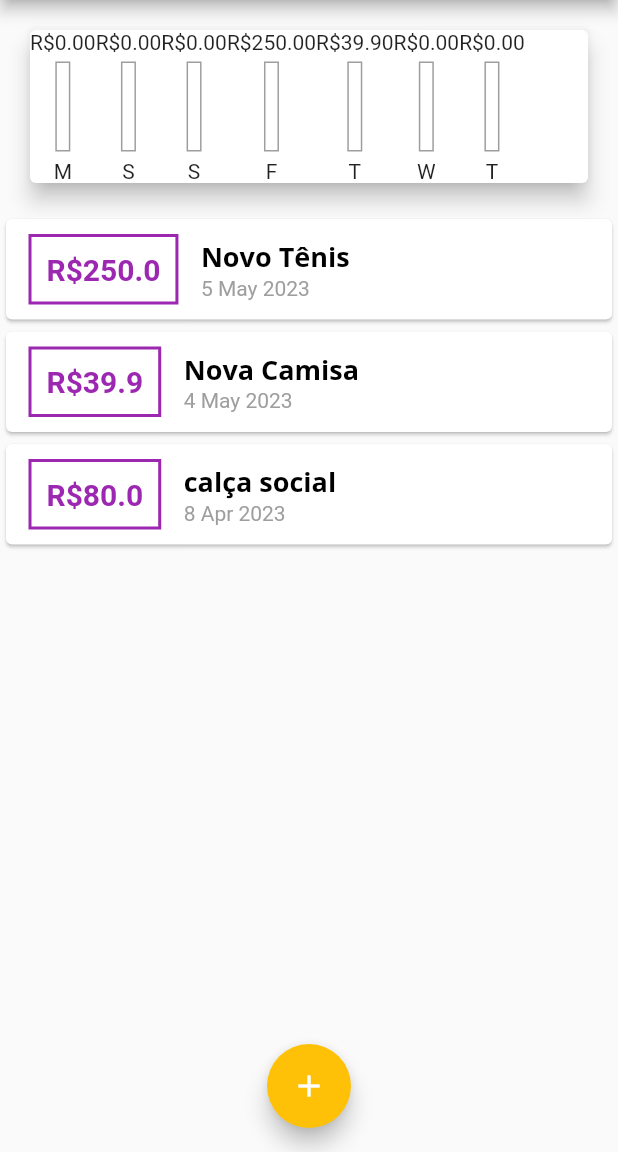
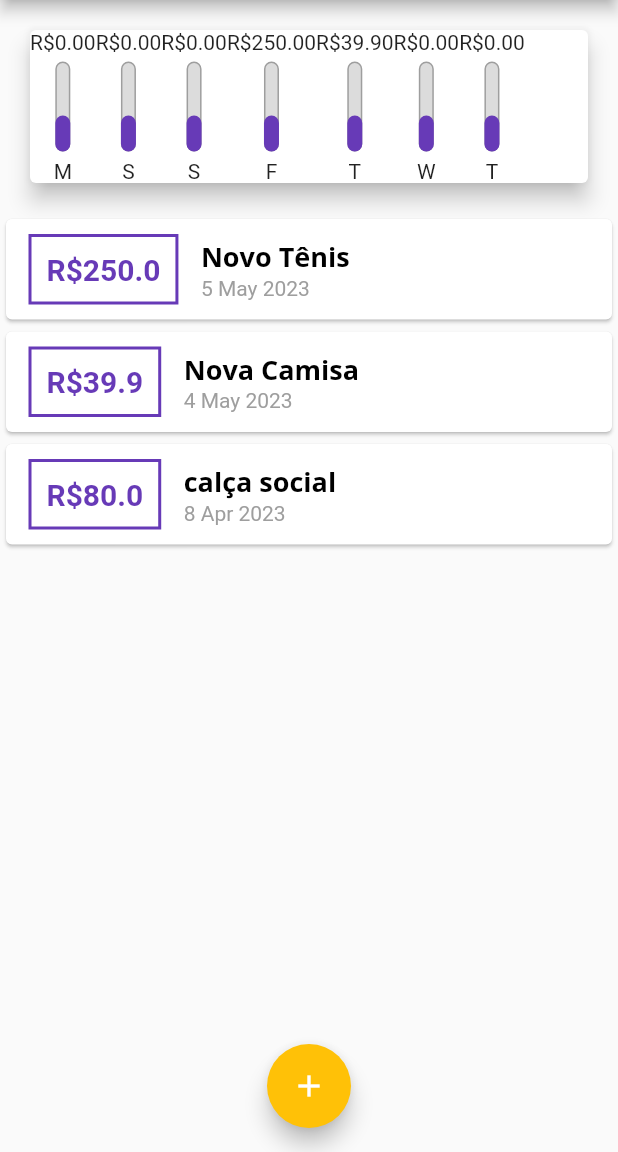
Before and after one commit to Marvingms7/projeto_despesas_pessoais, a Flutter app: the screen it shows after launch, on a phone screen of 412 x 824 dp, the part 84-1236 px from its top. Run offline on Flutter 3.47's test engine with Material 2 defaults, Android fonts, the phone set to English and light mode, and no system bars.

Commit message:
Chart
Alguns ajustes no design

```diff
--- a/lib/components/chart.dart
+++ b/lib/components/chart.dart
@@ -46,7 +46,7 @@ class Chart extends StatelessWidget {
           return ChartBar(
             label: tr['day'] as String,
             value: tr['value'] as double,
-            percentage: 0.0,
+            percentage: 0.4,
           );
         }).toList(),
       ),
--- a/lib/components/chart_bar.dart
+++ b/lib/components/chart_bar.dart
@@ -25,13 +25,25 @@ class ChartBar extends StatelessWidget {
           height: 60,
           width: 10,
           child: Stack(
+            alignment: Alignment.bottomCenter,
             children: [
               Container(
                 decoration: BoxDecoration(
-                    border: Border.all(
-                  color: Colors.grey,
-                  width: 1.0,
-                )),
+                  border: Border.all(
+                    color: Colors.grey,
+                    width: 1.0,
+                  ),
+                  color: const Color.fromRGBO(220, 220, 220, 1),
+                  borderRadius: BorderRadius.circular(5),
+                ),
+              ),
+              FractionallySizedBox(
+                heightFactor: percentage,
+                child: Container(
+                  decoration: BoxDecoration(
+                      color: Theme.of(context).colorScheme.primary,
+                      borderRadius: BorderRadius.circular(5)),
+                ),
               )
             ],
           ),
--- a/lib/components/transaction_form.dart
+++ b/lib/components/transaction_form.dart
@@ -14,11 +14,11 @@ class _TransactionFormState extends State<TransactionForm> {
 
   final valueController = TextEditingController();
 
-  _submitForm(){
+  _submitForm() {
     final title = titleController.text;
     final value = double.tryParse(valueController.text) ?? 0.0;
 
-    if(title.isEmpty || value <= 0){
+    if (title.isEmpty || value <= 0) {
       return;
     }
     widget.onSubmit(title, value);
@@ -39,14 +39,15 @@ class _TransactionFormState extends State<TransactionForm> {
             ),
             TextField(
               controller: valueController,
-              keyboardType: const TextInputType.numberWithOptions(decimal: true),
+              keyboardType:
+                  const TextInputType.numberWithOptions(decimal: true),
               decoration: const InputDecoration(labelText: 'Valor R\$'),
               onSubmitted: (_) => _submitForm(),
             ),
             ElevatedButton(
               onPressed: _submitForm,
               style: ButtonStyle(
-                  backgroundColor: MaterialStateProperty.all(Colors.purple),
+                  backgroundColor: MaterialStateProperty.all(Colors.deepPurple),
                   shape: MaterialStateProperty.all(RoundedRectangleBorder(
                       borderRadius: BorderRadius.circular(16.0)))),
               child: const Text('Nova Transação'),
--- a/lib/components/transactions_list.dart
+++ b/lib/components/transactions_list.dart
@@ -44,7 +44,8 @@ class TransactionList extends StatelessWidget {
                         margin: const EdgeInsets.symmetric(
                             horizontal: 15, vertical: 10),
                         decoration: BoxDecoration(
-                          border: Border.all(color: Colors.purple, width: 2),
+                          border:
+                              Border.all(color: Colors.deepPurple, width: 2),
                         ),
                         padding: const EdgeInsets.all(10),
                         child: Text(
@@ -52,7 +53,7 @@ class TransactionList extends StatelessWidget {
                           style: const TextStyle(
                             fontWeight: FontWeight.bold,
                             fontSize: 20,
-                            color: Colors.purple,
+                            color: Colors.deepPurple,
                           ),
                         ),
                       ),
```
